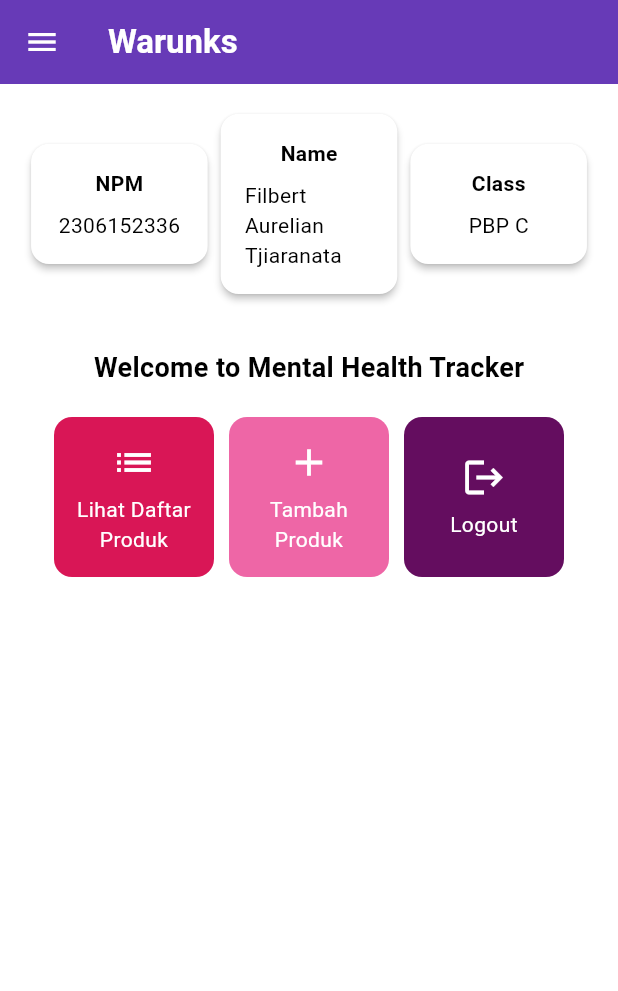
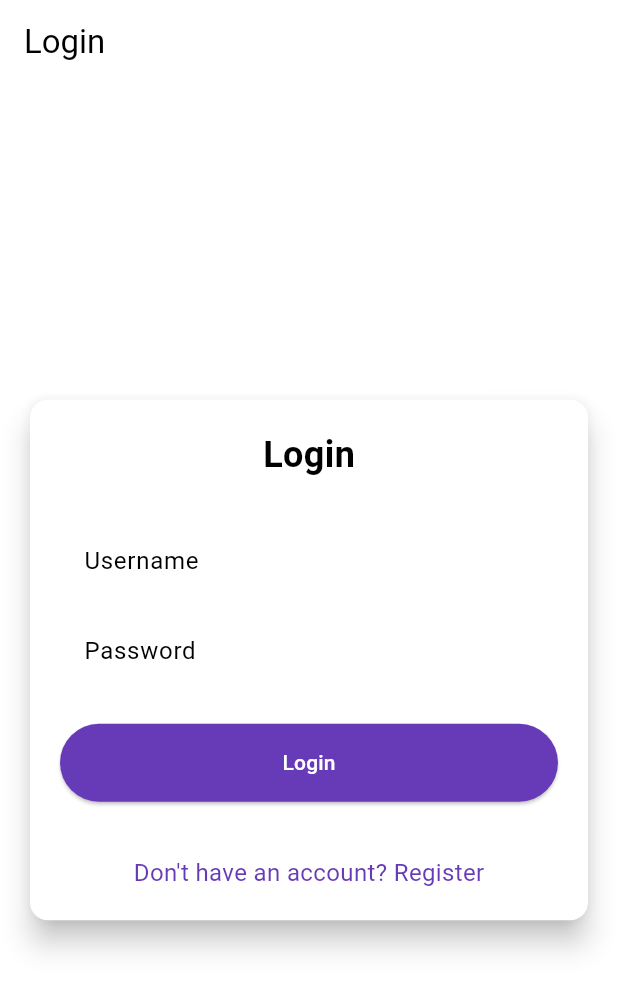
Before and after one commit to FilbertAT/m_warunks, a Flutter app: the screen it shows after launch, on a phone screen of 412 x 824 dp. Shown: the top 991 px of the screen. Run offline on Flutter 3.47's test engine with Material 3 defaults, Android fonts, the phone set to English and light mode, and no system bars; missing offline and left inert: pbp_django_auth.

Commit message:
Tugas 9 Selesai

```diff
--- a/lib/main.dart
+++ b/lib/main.dart
@@ -1,5 +1,8 @@
 import 'package:flutter/material.dart';
 import 'package:m_warunks/screens/menu.dart';
+import 'package:pbp_django_auth/pbp_django_auth.dart';
+import 'package:provider/provider.dart';
+import 'package:m_warunks/screens/login.dart';
 
 void main() {
   runApp(const MyApp());
@@ -11,14 +14,20 @@
   // This widget is the root of your application.
   @override
   Widget build(BuildContext context) {
-    return MaterialApp(
-      title: 'warunks',
-      theme: ThemeData(
-        colorScheme: ColorScheme.fromSwatch(
-              primarySwatch: Colors.deepPurple,
-        ).copyWith(secondary: Colors.deepPurple[400]),
+    return Provider(
+      create: (_) {
+        CookieRequest request = CookieRequest();
+        return request;
+      },
+      child: MaterialApp(
+        title: 'warunks',
+        theme: ThemeData(
+          colorScheme: ColorScheme.fromSwatch(
+                primarySwatch: Colors.deepPurple,
+          ).copyWith(secondary: Colors.deepPurple[400]),
+        ),
+        home: const LoginPage(),
       ),
-      home: MyHomePage(),
     );
   }
 }
--- /dev/null
+++ b/lib/screens/login.dart
@@ -0,0 +1,172 @@
+import 'package:m_warunks/screens/menu.dart';
+import 'package:flutter/material.dart';
+import 'package:pbp_django_auth/pbp_django_auth.dart';
+import 'package:provider/provider.dart';
+import 'package:m_warunks/screens/register.dart';
+
+void main() {
+  runApp(const LoginApp());
+}
+class LoginApp extends StatelessWidget {
+  const LoginApp({super.key});
+  @override
+  Widget build(BuildContext context) {
+    return MaterialApp(
+      title: 'Login',
+      theme: ThemeData(
+        useMaterial3: true,
+        colorScheme: ColorScheme.fromSwatch(
+          primarySwatch: Colors.deepPurple,
+        ).copyWith(secondary: Colors.deepPurple[400]),
+      ),
+      home: const LoginPage(),
+    );
+  }
+}
+class LoginPage extends StatefulWidget {
+  const LoginPage({super.key});
+  @override
+  State<LoginPage> createState() => _LoginPageState();
+}
+class _LoginPageState extends State<LoginPage> {
+  final TextEditingController _usernameController = TextEditingController();
+  final TextEditingController _passwordController = TextEditingController();
+  @override
+  Widget build(BuildContext context) {
+    final request = context.watch<CookieRequest>();
+    return Scaffold(
+      appBar: AppBar(
+        title: const Text('Login'),
+      ),
+      body: Center(
+        child: SingleChildScrollView(
+          padding: const EdgeInsets.all(16.0),
+          child: Card(
+            elevation: 8,
+            shape: RoundedRectangleBorder(
+              borderRadius: BorderRadius.circular(12.0),
+            ),
+            child: Padding(
+              padding: const EdgeInsets.all(20.0),
+              child: Column(
+                mainAxisSize: MainAxisSize.min,
+                children: [
+                  const Text(
+                    'Login',
+                    style: TextStyle(
+                      fontSize: 24.0,
+                      fontWeight: FontWeight.bold,
+                    ),
+                  ),
+                  const SizedBox(height: 30.0),
+                  TextField(
+                    controller: _usernameController,
+                    decoration: const InputDecoration(
+                      labelText: 'Username',
+                      hintText: 'Enter your username',
+                      border: OutlineInputBorder(
+                        borderRadius: BorderRadius.all(Radius.circular(12.0)),
+                      ),
+                      contentPadding:
+                          EdgeInsets.symmetric(horizontal: 12.0, vertical: 8.0),
+                    ),
+                  ),
+                  const SizedBox(height: 12.0),
+                  TextField(
+                    controller: _passwordController,
+                    decoration: const InputDecoration(
+                      labelText: 'Password',
+                      hintText: 'Enter your password',
+                      border: OutlineInputBorder(
+                        borderRadius: BorderRadius.all(Radius.circular(12.0)),
+                      ),
+                      contentPadding:
+                          EdgeInsets.symmetric(horizontal: 12.0, vertical: 8.0),
+                    ),
+                    obscureText: true,
+                  ),
+                  const SizedBox(height: 24.0),
+                  ElevatedButton(
+                    onPressed: () async {
+                      String username = _usernameController.text;
+                      String password = _passwordController.text;
+                      // Cek kredensial
+                      // TODO: Ganti URL dan jangan lupa tambahkan trailing slash (/) di akhir URL!
+                      // Untuk menyambungkan Android emulator dengan Django pada localhost,
+                      // gunakan URL http://10.0.2.2/
+                      final response = await request
+                          .login("http://127.0.0.1:8000/auth/login/", {
+                        'username': username,
+                        'password': password,
+                      });
+                      if (request.loggedIn) {
+                        String message = response['message'];
+                        String uname = response['username'];
+                        if (context.mounted) {
+                          Navigator.pushReplacement(
+                            context,
+                            MaterialPageRoute(
+                                builder: (context) => MyHomePage()),
+                          );
+                          ScaffoldMessenger.of(context)
+                            ..hideCurrentSnackBar()
+                            ..showSnackBar(
+                              SnackBar(
+                                  content:
+                                      Text("$message Selamat datang, $uname.")),
+                            );
+                        }
+                      } else {
+                        if (context.mounted) {
+                          showDialog(
+                            context: context,
+                            builder: (context) => AlertDialog(
+                              title: const Text('Login Gagal'),
+                              content: Text(response['message']),
+                              actions: [
+                                TextButton(
+                                  child: const Text('OK'),
+                                  onPressed: () {
+                                    Navigator.pop(context);
+                                  },
+                                ),
+                              ],
+                            ),
+                          );
+                        }
+                      }
+                    },
+                    style: ElevatedButton.styleFrom(
+                      foregroundColor: Colors.white,
+                      minimumSize: Size(double.infinity, 50),
+                      backgroundColor: Theme.of(context).colorScheme.primary,
+                      padding: const EdgeInsets.symmetric(vertical: 16.0),
+                    ),
+                    child: const Text('Login'),
+                  ),
+                  const SizedBox(height: 36.0),
+                  GestureDetector(
+                    onTap: () {
+                      Navigator.push(
+                        context,
+                        MaterialPageRoute(
+                            builder: (context) => const RegisterPage()),
+                      );
+                    },
+                    child: Text(
+                      'Don\'t have an account? Register',
+                      style: TextStyle(
+                        color: Theme.of(context).colorScheme.primary,
+                        fontSize: 16.0,
+                      ),
+                    ),
+                  ),
+                ],
+              ),
+            ),
+          ),
+        ),
+      ),
+    );
+  }
+}
--- a/lib/screens/menu.dart
+++ b/lib/screens/menu.dart
@@ -78,7 +78,7 @@ class MyHomePage extends StatelessWidget {
                   const Padding(
                     padding: EdgeInsets.only(top: 16.0),
                     child: Text(
-                      'Welcome to Mental Health Tracker',
+                      'Welcome to warunks',
                       style: TextStyle(
                         fontWeight: FontWeight.bold,
                         fontSize: 18.0,
--- a/pubspec.yaml
+++ b/pubspec.yaml
@@ -35,6 +35,9 @@ dependencies:
   # The following adds the Cupertino Icons font to your application.
   # Use with the CupertinoIcons class for iOS style icons.
   cupertino_icons: ^1.0.8
+  provider: ^6.1.2
+  pbp_django_auth: ^0.4.0
+  http: ^1.2.2
 
 dev_dependencies:
   flutter_test:
```
Also changed, not shown: lib/models/product_entry.dart (added, +65 -0 lines), lib/screens/list_productentry.dart (added, +92 -0 lines), lib/screens/product_detail.dart (added, +40 -0 lines), lib/screens/productentry_form.dart (+36 -33 lines), lib/screens/register.dart (added, +163 -0 lines), lib/widgets/left_drawer.dart (+12 -0 lines), lib/widgets/product_card.dart (+36 -1 lines), pubspec.lock, 3 other files.
